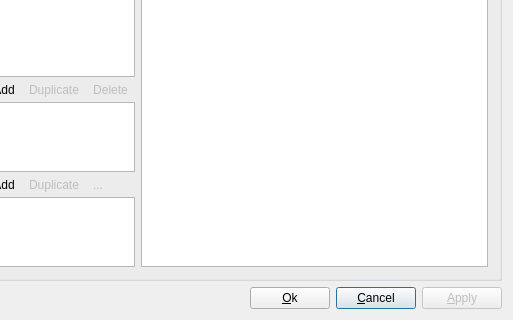
cgilles/digikam-analogexif, file editgear.ui: the form before one commit; both pictures show x 216 to 729 and y 233 to 553 of the 729 by 553 pixel window.
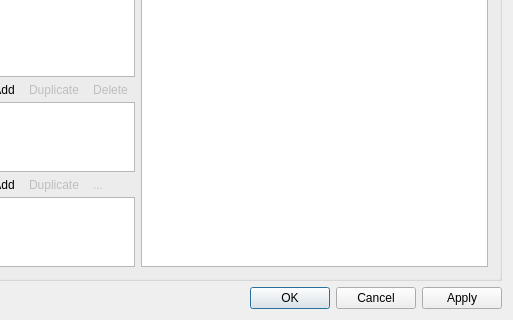
The form after the commit. Icons and pictures are not drawn. Custom widgets are drawn as their Qt base class.

Commit message: Use QDialogButtonBox for portability.

```diff
--- a/editgear.ui
+++ b/editgear.ui
@@ -675,32 +675,9 @@
       </spacer>
      </item>
      <item>
-      <widget class="QPushButton" name="okButton">
-       <property name="enabled">
-        <bool>true</bool>
-       </property>
-       <property name="text">
-        <string>&amp;Ok</string>
-       </property>
-      </widget>
-     </item>
-     <item>
-      <widget class="QPushButton" name="cancelButton">
-       <property name="text">
-        <string>&amp;Cancel</string>
-       </property>
-       <property name="default">
-        <bool>true</bool>
-       </property>
-      </widget>
-     </item>
-     <item>
-      <widget class="QPushButton" name="applyButton">
-       <property name="enabled">
-        <bool>false</bool>
-       </property>
-       <property name="text">
-        <string>&amp;Apply</string>
+      <widget class="QDialogButtonBox" name="buttonBox">
+       <property name="standardButtons">
+        <set>QDialogButtonBox::Apply|QDialogButtonBox::Cancel|QDialogButtonBox::Ok</set>
        </property>
       </widget>
      </item>
```
Left out of the diff: 3 changed lines with no effect on the pictures. The commit also changes 8 other files.
